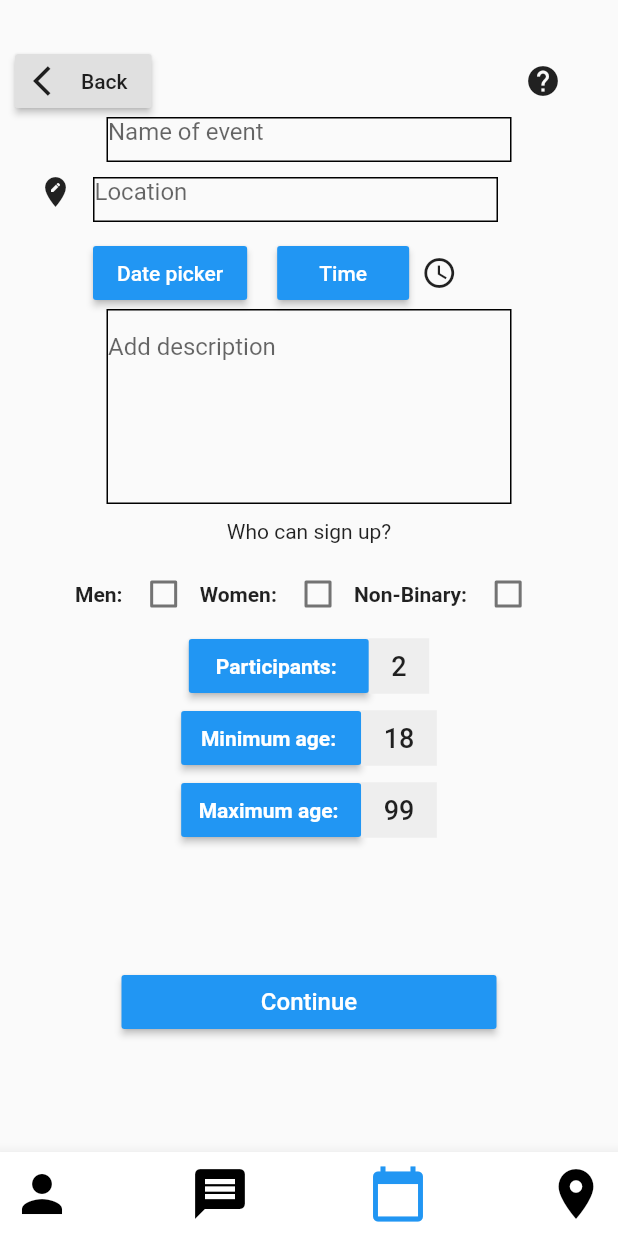
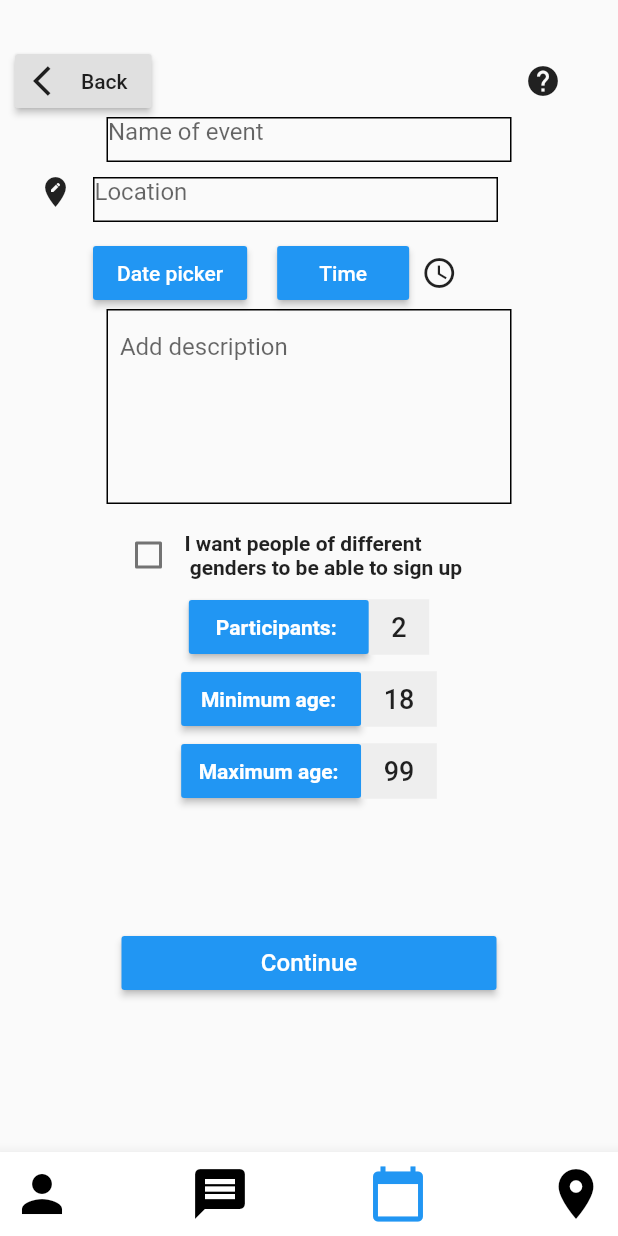
Before and after one commit to lello163/pvt_projectApp, a Flutter app: the CreateEvent screen opened directly, on a phone screen of 412 x 824 dp. Run offline on Flutter 3.47's test engine with Material 2 defaults, Android fonts, the phone set to English and light mode, and no system bars; our stand-ins replace flutter_datetime_picker, google_maps_flutter, image_picker, numberpicker, rflutter_alert, weather_icons; missing offline and left inert: flutter_facebook_login, google_map_location_picker.

Commit message:
CreateEvent & Frequency

```diff
--- a/lib/CreateEvent.dart
+++ b/lib/CreateEvent.dart
@@ -4,6 +4,8 @@ import 'package:flutter/material.dart';
 import 'package:flutter/widgets.dart';
 import 'package:pvt_project/InfoAboutCreatingActivity.dart';
 import 'package:numberpicker/numberpicker.dart';
+
+import 'Frequency.dart';
 
 class CreateEvent extends StatefulWidget {
   @override
@@ -16,6 +18,7 @@ class _CreateEventState extends State<CreateEvent> {
   bool men = false;
   bool women = false;
   bool nonBinary = false;
+  bool differentGenders = false;
   //int _currentValue = 2;
   DateTime dateTime;
   //int initialIntegerValue = 2;
@@ -119,13 +122,30 @@ class _CreateEventState extends State<CreateEvent> {
               ],
             ),
           ),
-          textBoxLarge(context, "Add description"),
+          textBoxLarge(context, "  Add description"),
+
 
           Padding(
+            padding: const EdgeInsets.only(left: 75.0, top: 10),
+            child: Row(
+              children: <Widget>[
+
+                Checkbox(
+                    value: differentGenders,
+                    activeColor: Colors.blue,
+                    onChanged: (bool newValue) {
+                      setState(() {
+                        men = newValue;
+                      });
+                    }),
+                Text("I want people of different \n genders to be able to sign up",
+                    style: TextStyle(fontWeight: FontWeight.bold)),
+              ])),
+          /*Padding(
             padding: const EdgeInsets.only(top: 10),
             child: Text("Who can sign up?"),
-          ),
-          Padding(
+          ),*/
+         /* Padding(
             padding: const EdgeInsets.only(left: 50.0, top: 10),
             child: Row(
               children: <Widget>[
@@ -160,7 +180,7 @@ class _CreateEventState extends State<CreateEvent> {
                     }),
               ],
             ),
-          ),
+          ),*/
 
           Row(
             // crossAxisAlignment: CrossAxisAlignment.values[3],
@@ -255,7 +275,7 @@ class _CreateEventState extends State<CreateEvent> {
                 onPressed: () {
                   Navigator.push(
                     context,
-                    MaterialPageRoute(builder: (context) => CreateEvent()),
+                    MaterialPageRoute(builder: (context) => Frequency()),
                   );
                 },
               ))),
--- a/lib/main.dart
+++ b/lib/main.dart
@@ -4,6 +4,7 @@ import 'signup.dart';
 import 'login.dart';
 import 'interests.dart';
 import 'profilepage.dart';
+import 'package:flutter/services.dart';
 //import 'package:image/image.dart';
 
 void main() => runApp(new MyApp());
```
Also changed, not shown: lib/Frequency.dart (+21 -0 lines), lib/signup.dart (+32 -2 lines), pubspec.lock, 5 other files.
